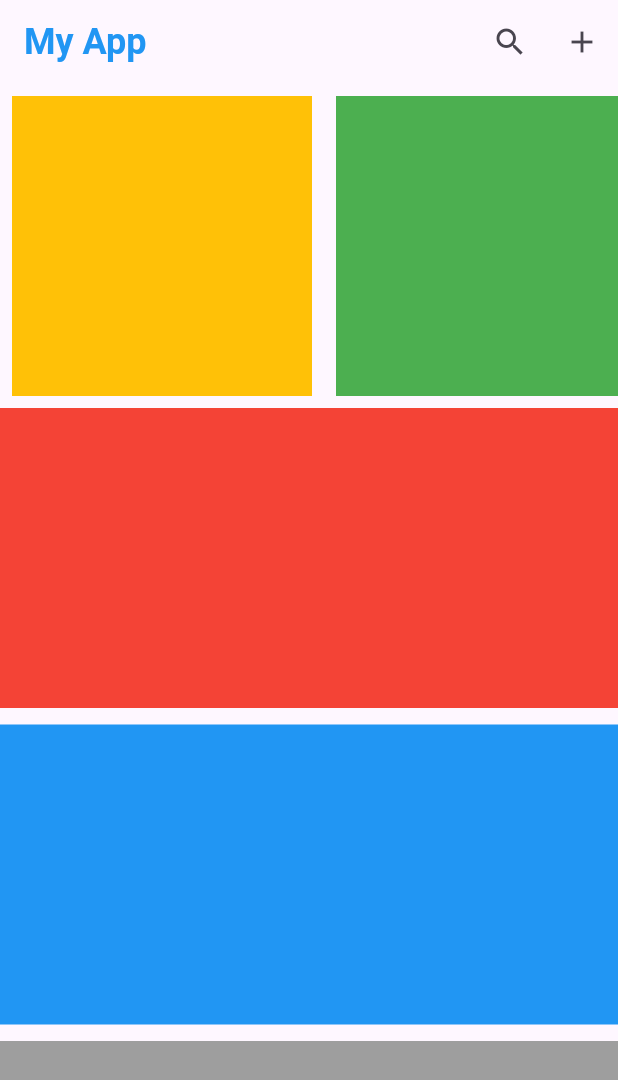
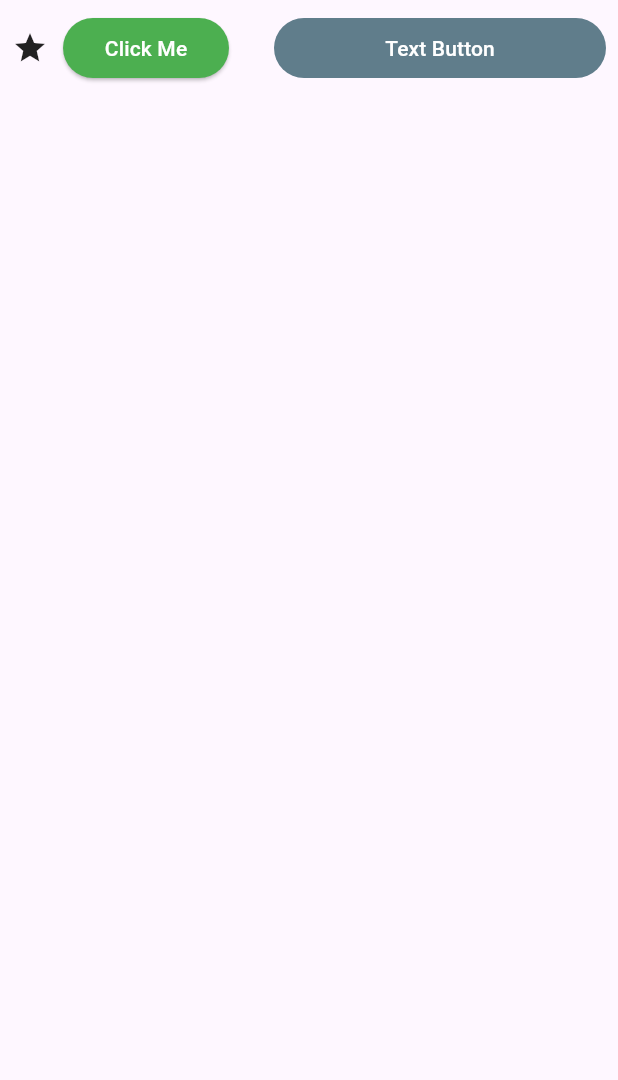
Before and after one commit to anashamsi/Flutter_Practice, a Flutter app: the screen it shows after launch, on a phone screen of 412 x 824 dp. Shown: the top 1080 px of the screen. Run offline on Flutter 3.47's test engine with Material 3 defaults, Android fonts, the phone set to English and light mode, and no system bars; Roboto replaces fonts that are missing (Arial).

Commit message:
learn inkwell, expanded, listview

```diff
--- /dev/null
+++ b/lib/ExpandedWidget.dart
@@ -0,0 +1,56 @@
+import 'package:flutter/material.dart';
+
+class Expandedwidget extends StatelessWidget {
+  const Expandedwidget({super.key});
+
+  @override
+  Widget build(BuildContext context) {
+    return MaterialApp(
+      debugShowCheckedModeBanner: false,
+      home: Scaffold(
+        body: Container(
+          child: Padding(
+            padding: const EdgeInsets.all(8.0),
+
+            child: Row(
+              spacing: 10,
+              mainAxisAlignment: MainAxisAlignment.spaceEvenly,
+              children: [
+                Icon(Icons.star),
+                Expanded(
+                  flex: 1,
+                  child: ElevatedButton(
+                    onPressed: () {},
+                    child: Text(
+                      'Click Me',
+                      style: TextStyle(color: Colors.white),
+                    ),
+                    style: ButtonStyle(
+                      backgroundColor: MaterialStateProperty.all(Colors.green),
+                    ),
+                  ),
+                ),
+                SizedBox(width: 10),
+                Expanded(
+                  flex: 2,
+                  child: TextButton(
+                    onPressed: () {},
+                    child: Text(
+                      'Text Button',
+                      style: TextStyle(color: Colors.white),
+                    ),
+                    style: ButtonStyle(
+                      backgroundColor: MaterialStateProperty.all(
+                        Colors.blueGrey,
+                      ),
+                    ),
+                  ),
+                ),
+              ],
+            ),
+          ),
+        ),
+      ),
+    );
+  }
+}
--- /dev/null
+++ b/lib/ListViewWidget.dart
@@ -0,0 +1,33 @@
+import 'package:flutter/material.dart';
+
+List names = ['Anas', 'Ali', 'Ahmed', 'Awais', 'Hassan'];
+
+class Listviewwidget extends StatelessWidget {
+  const Listviewwidget({super.key});
+
+  @override
+  Widget build(BuildContext context) {
+    return MaterialApp(
+      debugShowCheckedModeBanner: false,
+      home: Scaffold(
+        body: ListView.builder(
+          itemBuilder: (context, index) {
+            return ListTile(
+              leading: InkWell(
+                onTap: () {},
+                child: CircleAvatar(backgroundColor: Colors.amber),
+              ),
+              title: Text(
+                names[index],
+                style: TextStyle(fontWeight: FontWeight.bold),
+              ),
+              subtitle: Text('Hi, how are you?'),
+              trailing: InkWell(onTap: () {}, child: Icon(Icons.delete)),
+            );
+          },
+          itemCount: names.length,
+        ),
+      ),
+    );
+  }
+}
--- a/lib/main.dart
+++ b/lib/main.dart
@@ -1,5 +1,8 @@
 import 'package:flutter/material.dart';
+import 'package:flutter_practice/ExpandedWidget.dart';
+import 'package:flutter_practice/ListViewWidget.dart';
 import 'widget.dart';
+import 'InkwellWidget.dart';
 
 void main() {
   runApp(MyApp());
@@ -10,6 +13,9 @@ class MyApp extends StatelessWidget {
 
   @override
   Widget build(BuildContext context) {
-    return MaterialApp(debugShowCheckedModeBanner: false, home: WidgetHelper());
+    return MaterialApp(
+      debugShowCheckedModeBanner: false,
+      home: Expandedwidget(),
+    );
   }
 }
```
Also changed, not shown: lib/InkwellWidget.dart (added, +35 -0 lines).
